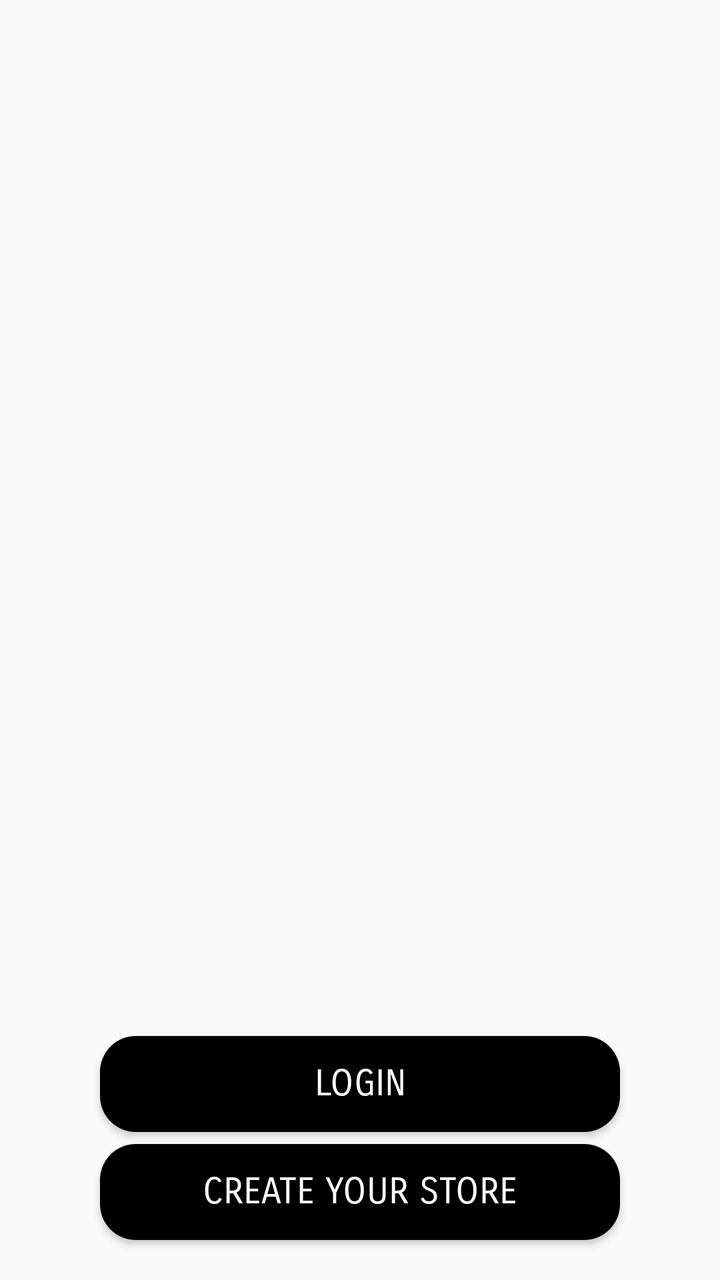
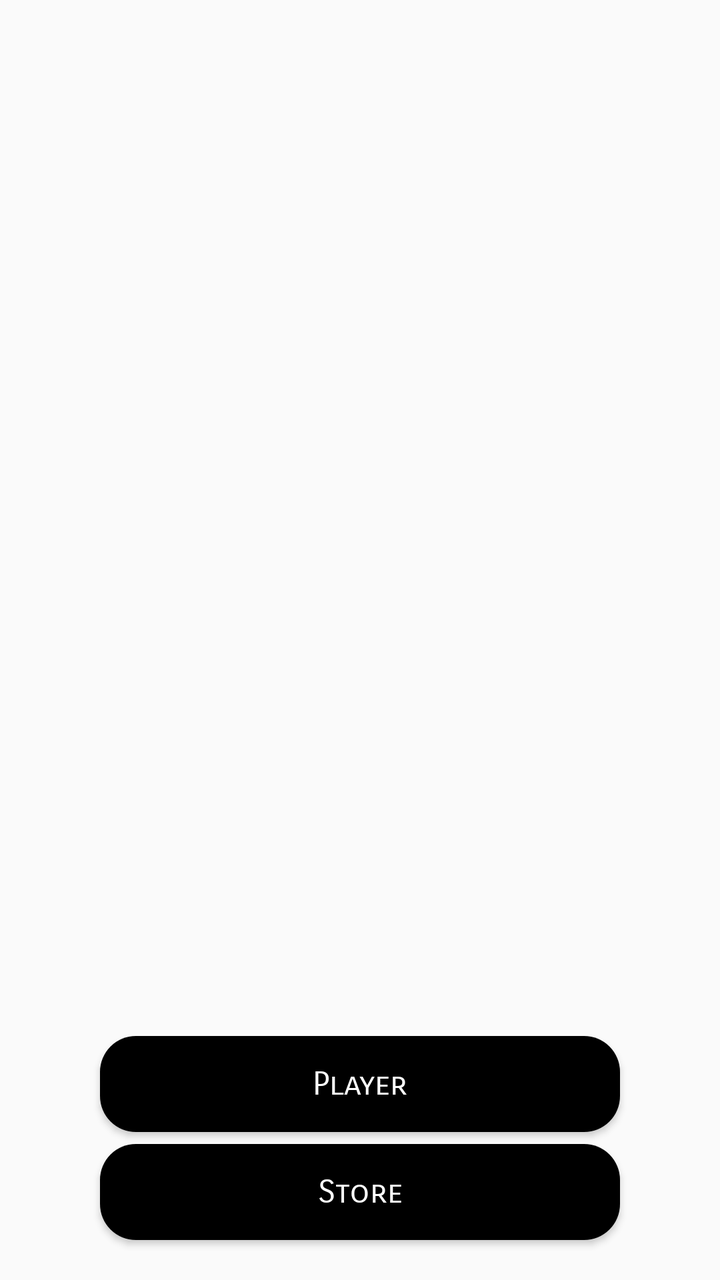

The first picture is an Android layout as it rendered before a commit; the second is the same layout after the commit. The layout source and the unified diff follow.
<!-- AndroidManifest.xml: application theme AppTheme -->
<!-- res/layout/activity_welcome.xml -->
<?xml version="1.0" encoding="utf-8"?>
<RelativeLayout xmlns:android="http://schemas.android.com/apk/res/android"
    xmlns:app="http://schemas.android.com/apk/res-auto"
    xmlns:tools="http://schemas.android.com/tools"
    android:layout_width="match_parent"
    android:layout_height="match_parent"
    tools:context=".activities.WelcomeActivity">


    <LinearLayout
        android:layout_width="match_parent"
        android:layout_height="wrap_content"
        android:layout_alignParentBottom="true"
        android:orientation="vertical">

        <Button
            android:id="@+id/loginBTNWA"
            style="@style/Base.TextAppearance.AppCompat.Body1"
            android:layout_width="match_parent"
            android:layout_height="wrap_content"
            android:layout_marginLeft="50dp"
            android:layout_marginTop="20dp"
            android:layout_marginRight="50dp"
            android:background="@drawable/button_background"
            android:clickable="true"
            android:fontFamily="sans-serif-smallcaps"
            android:padding="10dp"
            android:text="Login"
            android:textColor="@color/white"
            android:textSize="18dp" />


        <Button
            android:id="@+id/createStoreBTNWA"
            style="@style/Base.TextAppearance.AppCompat.Body1"
            android:layout_width="match_parent"
            android:layout_height="wrap_content"
            android:layout_marginLeft="50dp"
            android:layout_marginTop="6dp"
            android:layout_marginRight="50dp"
            android:layout_marginBottom="20dp"
            android:background="@drawable/button_background"
            android:clickable="true"
            android:fontFamily="sans-serif-smallcaps"
            android:padding="10dp"
            android:text="Create Your Store"
            android:textColor="@color/white"
            android:textSize="18dp" />
    </LinearLayout>


</RelativeLayout>
<!-- resources referenced by this layout -->
<resources>
  <color name="white">#ffffff</color>
  <!-- drawable button_background (drawable) -->
  <?xml version="1.0" encoding="utf-8"?>
  <shape android:shape="rectangle"
      xmlns:android="http://schemas.android.com/apk/res/android">
      <solid android:color="#000000"/>
      <corners android:radius="18dp"/>
  
  
  </shape>
  <style name="AppTheme" parent="Theme.AppCompat.Light.DarkActionBar">
          
          <item name="colorPrimary">@color/colorPrimary</item>
          <item name="colorPrimaryDark">@color/colorPrimaryDark</item>
          <item name="colorAccent">@color/colorAccent</item>
      </style>
  <color name="colorPrimary">#6200EE</color>
  <color name="colorPrimaryDark">#3700B3</color>
  <color name="colorAccent">#03DAC5</color>
</resources>

<!-- the commit's change to res/layout/activity_welcome.xml (unified diff, before → after) -->
@@ -14,7 +14,7 @@
         android:orientation="vertical">
 
         <Button
-            android:id="@+id/loginBTNWA"
+            android:id="@+id/playerButtonWelcomeActivity"
             style="@style/Base.TextAppearance.AppCompat.Body1"
             android:layout_width="match_parent"
             android:layout_height="wrap_content"
@@ -25,13 +25,14 @@
             android:clickable="true"
             android:fontFamily="sans-serif-smallcaps"
             android:padding="10dp"
-            android:text="Login"
+            android:text="Player"
+            android:textAllCaps="false"
             android:textColor="@color/white"
-            android:textSize="18dp" />
+            android:textSize="16dp" />
 
 
         <Button
-            android:id="@+id/createStoreBTNWA"
+            android:id="@+id/storeButtonWelcomeActivity"
             style="@style/Base.TextAppearance.AppCompat.Body1"
             android:layout_width="match_parent"
             android:layout_height="wrap_content"
@@ -43,9 +44,10 @@
             android:clickable="true"
             android:fontFamily="sans-serif-smallcaps"
             android:padding="10dp"
-            android:text="Create Your Store"
+            android:text="Store"
+            android:textAllCaps="false"
             android:textColor="@color/white"
-            android:textSize="18dp" />
+            android:textSize="16dp" />
     </LinearLayout>
 
 
<!-- resource entries referenced after the edit -->
@@ -10,7 +10,7 @@
   
   
   </shape>
-  <style name="AppTheme" parent="Theme.AppCompat.Light.DarkActionBar">
+  <style name="AppTheme" parent="Theme.AppCompat.Light.NoActionBar">
           
           <item name="colorPrimary">@color/colorPrimary</item>
           <item name="colorPrimaryDark">@color/colorPrimaryDark</item>
